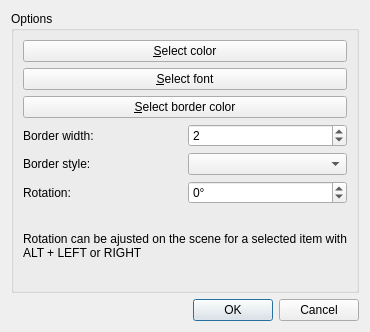
The window that src/GNS3/Ui/Form_StyleDialog.ui (GNS3/gns3-legacy) describes before a commit, drawn with Qt 5.
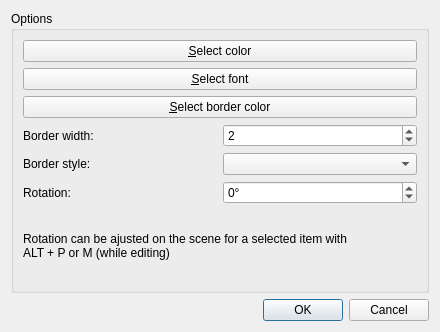
The same window after the commit. Icons and pictures are not drawn.

What changed in the file:
```diff
--- a/src/GNS3/Ui/Form_StyleDialog.ui
+++ b/src/GNS3/Ui/Form_StyleDialog.ui
@@ -1,11 +1,11 @@
 <ui version="4.0" >
  <class>StyleDialog</class>
- <widget class="QDialog" name="StyleDialog" >
-  <property name="geometry" >
+ <widget class="QDialog" name="StyleDialog">
+  <property name="geometry">
    <rect>
     <x>0</x>
     <y>0</y>
-    <width>369</width>
+    <width>440</width>
     <height>332</height>
    </rect>
   </property>
@@ -93,11 +93,11 @@
         </property>
        </widget>
       </item>
-      <item row="6" column="0" colspan="2" >
-       <widget class="QLabel" name="label_4" >
-        <property name="text" >
+      <item row="6" column="0" colspan="2">
+       <widget class="QLabel" name="label_4">
+        <property name="text">
          <string>Rotation can be ajusted on the scene for a selected item with
-ALT + LEFT or RIGHT</string>
+ALT + P or M (while editing)</string>
         </property>
        </widget>
       </item>
@@ -109,8 +109,8 @@
      <property name="orientation" >
       <enum>Qt::Horizontal</enum>
      </property>
-     <property name="standardButtons" >
-      <set>QDialogButtonBox::Cancel|QDialogButtonBox::NoButton|QDialogButtonBox::Ok</set>
+     <property name="standardButtons">
+      <set>QDialogButtonBox::Cancel|QDialogButtonBox::Ok</set>
      </property>
     </widget>
    </item>
```
Left out of the diff: 92 changed lines with no effect on the pictures.
